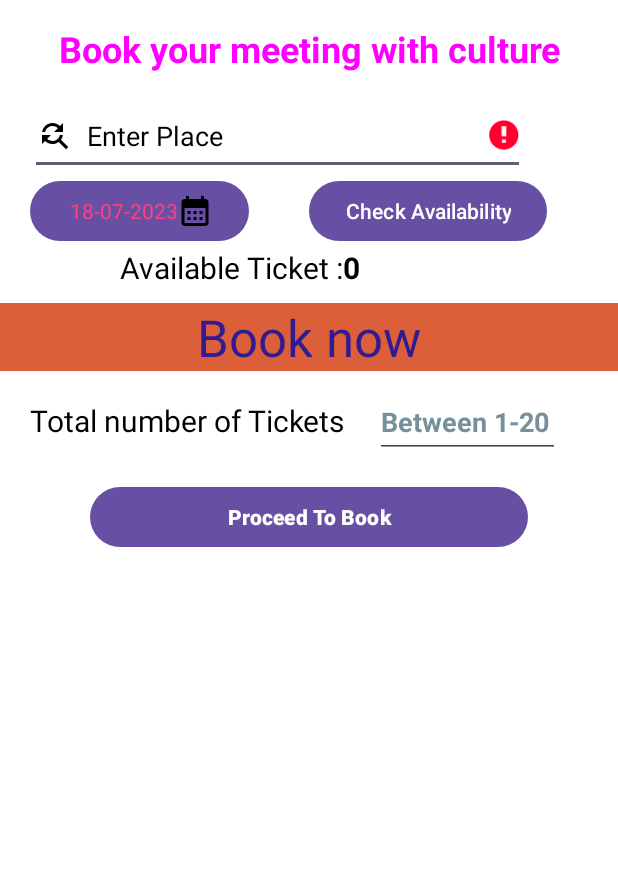
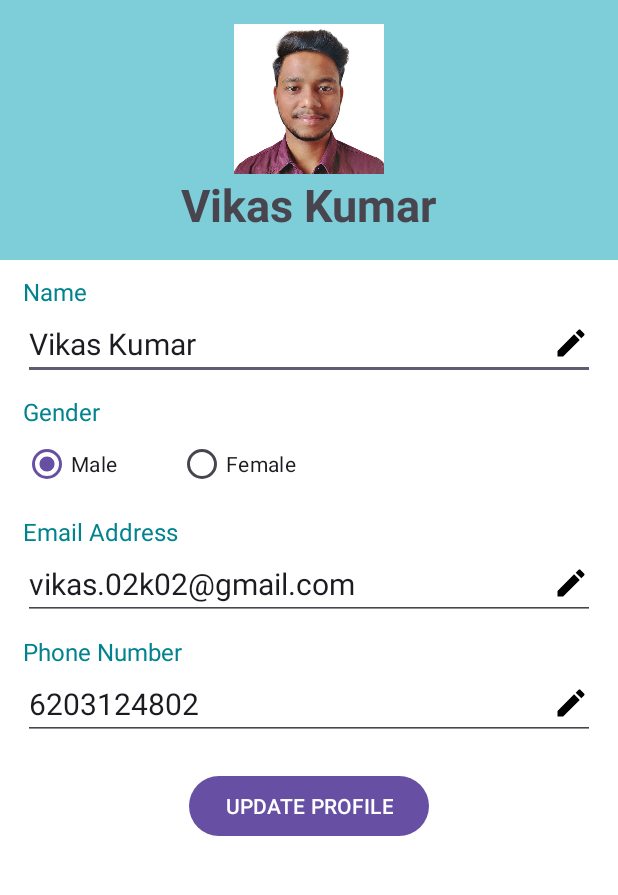
Before and after one commit to vikas02k02/My-Heritage-QR, an Android app: the ticket screen opened directly, with no data from a screen before it, in the side drawer, after a tap on "My Account", on a phone screen of 412 x 824 dp, the part 96-991 px from its top. Run offline under Robolectric (Android 15) with nearby library versions, the phone set to English and light mode, and no system bars.

Commit message:
my account fragment added and qr code data encrypted

```diff
--- a/app/src/main/java/com/vikas/qr/F_changePassword.java
+++ b/app/src/main/java/com/vikas/qr/F_changePassword.java
@@ -45,6 +45,9 @@ public class F_changePassword extends Fragment {
                 Et_newPassword.setError("Same as current Password");
             } else {
                 data.setPassword(newP);
+                Et_currentPassword.setText("");
+                Et_newPassword.setText("");
+                Et_confirmPassword.setText("");
                 Toast.makeText(getActivity(),"Password Changed Successfully",Toast.LENGTH_LONG).show();
             }
         });
--- /dev/null
+++ b/app/src/main/java/com/vikas/qr/F_myAccount.java
@@ -0,0 +1,67 @@
+package com.vikas.qr;
+
+import android.os.Bundle;
+import android.view.LayoutInflater;
+import android.view.View;
+import android.view.ViewGroup;
+import android.widget.Button;
+import android.widget.EditText;
+import android.widget.RadioButton;
+import android.widget.TextView;
+import android.widget.Toast;
+
+import androidx.fragment.app.Fragment;
+
+
+public class F_myAccount extends Fragment {
+    EditText Et_name , Et_email,Et_phone ;
+    Button Btn_update;
+    RadioButton rb_male ,rb_female;
+
+
+    public F_myAccount() {
+        // Required empty public constructor
+    }
+
+
+    @Override
+    public View onCreateView(LayoutInflater inflater, ViewGroup container,
+                             Bundle savedInstanceState) {
+        View view =inflater.inflate(R.layout.fragment_f_my_account, container, false);
+        rb_male=view.findViewById(R.id.rb_male);
+        rb_female=view.findViewById(R.id.rb_female);
+        rb_male.setChecked(data.getMaleStatus());
+        rb_female.setChecked(data.getFemaleStatus());
+        TextView Tv_name =view.findViewById(R.id.tv_name);
+        Tv_name.setText(data.getname());
+        Et_name=view.findViewById(R.id.et_name);
+        Et_name.setText(data.getname());
+        Et_email=view.findViewById(R.id.et_email);
+        Et_email.setText(data.getEmail());
+        Et_phone=view.findViewById(R.id.et_phone);
+        Et_phone.setText(data.getPhone());
+        Btn_update=view.findViewById(R.id.btn_updateProfile);
+
+
+        Btn_update.setOnClickListener(v -> {
+            data.setName(Et_name.getText().toString());
+            data.setEmail(Et_email.getText().toString());
+            data.setPhone(Et_phone.getText().toString());
+            data.setMaleStatus(rb_male.isChecked());
+            data.setFemaleStatus(rb_female.isChecked());
+            Tv_name.setText(data.getname());
+            Et_name.setText(data.getname());
+            Et_email.setText(data.getEmail());
+            Et_phone.setText(data.getPhone());
+            rb_male.setChecked(data.getMaleStatus());
+            rb_female.setChecked(data.getFemaleStatus());
+            Toast.makeText(getActivity(), "Account Details Updated", Toast.LENGTH_SHORT).show();
+
+        });
+
+
+
+        // Inflate the layout for this fragment
+        return view;
+    }
+}
--- a/app/src/main/java/com/vikas/qr/data.java
+++ b/app/src/main/java/com/vikas/qr/data.java
@@ -3,14 +3,50 @@ package com.vikas.qr;
 public class data {
     static String Password ="admin";
     static String Username ="admin";
+    static String Name ="Vikas Kumar";
+    static String Email ="vikas.02k02@gmail.com";
+    static String Phone="6203124802";
+    static boolean maleRB =true;
+    static boolean femaleRB =false;
 
     public static String  getPassword(){
         return Password;
     }
+    public static boolean  getMaleStatus(){
+        return maleRB;
+    }
+    public static boolean  getFemaleStatus(){
+        return femaleRB;
+    }
     public static String  getUsername(){
         return Username;
     }
+    public static String  getname(){return Name;}
+    public static String  getEmail(){
+        return Email;
+    }
+    public static String  getPhone(){
+        return Phone;
+    }
+
     public static void setPassword(String password){
         Password=password;
     }
+    public static void setUsername(String username){
+        Username=username;
+    }
+    public static void setName(String name){
+        Name=name;
+    }
+    public static void setEmail(String email){
+        Email=email;
+    }
+    public static void setPhone(String phone){Phone=phone;}
+    public static void  setMaleStatus(boolean male ){
+        maleRB= male;
+    }
+    public static void  setFemaleStatus(boolean female){
+        femaleRB= female;
+    }
+
 }
--- a/app/src/main/java/com/vikas/qr/ticket.java
+++ b/app/src/main/java/com/vikas/qr/ticket.java
@@ -39,7 +39,7 @@ public class ticket extends AppCompatActivity {
                 loadFragment(new F_home());
                 Toast.makeText(ticket.this, "Home Fragment invoked", Toast.LENGTH_SHORT).show();
             } else if (id==R.id.myAccount) {
-//                    loadFragment(new F_myAccount());
+                    loadFragment(new F_myAccount());
                 Toast.makeText(ticket.this, "My Account Fragment invoked", Toast.LENGTH_SHORT).show();
             }else if (id==R.id.notification_setting) {
                 Toast.makeText(ticket.this, "Notification Fragment invoked", Toast.LENGTH_SHORT).show();
@@ -47,6 +47,7 @@ public class ticket extends AppCompatActivity {
                 loadFragment(new F_changePassword());
                 Toast.makeText(ticket.this, "Password Fragment invoked", Toast.LENGTH_SHORT).show();
             }else if (id==R.id.about_us) {
+                loadFragment(new F_aboutUs());
                 Toast.makeText(ticket.this, "About us Fragment invoked", Toast.LENGTH_SHORT).show();
             }else if (id==R.id.feedback) {
                 loadFragment(new F_feedback());
--- /dev/null
+++ b/app/src/main/res/drawable/baseline_mode_edit_24.xml
@@ -0,0 +1,5 @@
+<vector android:height="24dp" android:tint="#000000"
+    android:viewportHeight="24" android:viewportWidth="24"
+    android:width="24dp" xmlns:android="http://schemas.android.com/apk/res/android">
+    <path android:fillColor="@android:color/white" android:pathData="M3,17.25V21h3.75L17.81,9.94l-3.75,-3.75L3,17.25zM20.71,7.04c0.39,-0.39 0.39,-1.02 0,-1.41l-2.34,-2.34c-0.39,-0.39 -1.02,-0.39 -1.41,0l-1.83,1.83 3.75,3.75 1.83,-1.83z"/>
+</vector>
--- a/app/src/main/res/layout/fragment_f_changepassword.xml
+++ b/app/src/main/res/layout/fragment_f_changepassword.xml
@@ -94,7 +94,7 @@
             android:ems="10"
             android:hint="abcd1234"
             android:importantForAutofill="no"
-            android:inputType="text"
+            android:inputType="textPassword"
             android:maxHeight="49dp"
             android:textColor="@color/black"
             android:textColorHint="#0277BD"
@@ -128,7 +128,7 @@
             android:ems="10"
             android:hint="abcd1234"
             android:importantForAutofill="no"
-            android:inputType="text"
+            android:inputType="textPassword"
             android:maxHeight="49dp"
             android:textColor="@color/black"
             android:textColorHint="#0277BD"
--- /dev/null
+++ b/app/src/main/res/layout/fragment_f_my_account.xml
@@ -0,0 +1,150 @@
+<?xml version="1.0" encoding="utf-8"?>
+<LinearLayout xmlns:android="http://schemas.android.com/apk/res/android"
+    xmlns:tools="http://schemas.android.com/tools"
+    android:layout_width="match_parent"
+    android:layout_height="match_parent"
+    android:orientation="vertical"
+    android:background="@color/white"
+    tools:context=".F_myAccount">
+
+    <LinearLayout
+        android:layout_width="match_parent"
+        android:layout_height="173dp"
+        android:background="#7DCED8"
+        android:gravity="center"
+        android:orientation="vertical">
+
+        <ImageView
+            android:layout_width="100dp"
+            android:layout_height="100dp"
+            android:src="@drawable/pic"
+            android:importantForAccessibility="no" />
+
+        <TextView
+            android:id="@+id/tv_name"
+            android:layout_width="wrap_content"
+            android:layout_height="wrap_content"
+            android:text="@string/vikas_kumar"
+            android:textSize="30sp"
+            android:textStyle="bold" />
+    </LinearLayout>
+
+    <TextView
+        android:id="@+id/textView6"
+        android:layout_width="wrap_content"
+        android:layout_height="wrap_content"
+        android:layout_marginStart="15dp"
+        android:layout_marginTop="10dp"
+        android:text="Name"
+        android:textColor="#00838F"
+        android:textSize="16sp"
+        tools:ignore="HardcodedText" />
+
+    <EditText
+        android:id="@+id/et_name"
+        android:layout_width="match_parent"
+        android:layout_height="wrap_content"
+        android:layout_marginStart="15dp"
+        android:layout_marginEnd="15dp"
+        android:ems="10"
+        android:inputType="text"
+        android:textSize="20sp"
+        android:drawableEnd="@drawable/baseline_mode_edit_24"
+        tools:ignore="LabelFor,SpeakableTextPresentCheck,VisualLintTextFieldSize"
+        android:importantForAutofill="no" />
+
+    <TextView
+        android:id="@+id/textView7"
+        android:layout_width="wrap_content"
+        android:layout_height="wrap_content"
+        android:layout_marginStart="15dp"
+        android:layout_marginTop="10dp"
+        android:text="Gender"
+        android:textColor="#00838F"
+        android:textSize="16sp"
+        tools:ignore="HardcodedText" />
+    <RadioGroup
+        android:id="@+id/radio_group"
+        android:layout_width="wrap_content"
+        android:orientation="horizontal"
+        android:layout_marginStart="15dp"
+        android:layout_height="wrap_content">
+
+        <RadioButton
+            android:id="@+id/rb_male"
+            android:layout_width="wrap_content"
+            android:layout_height="wrap_content"
+            android:text="Male"
+            tools:ignore="HardcodedText" />
+
+        <RadioButton
+            android:id="@+id/rb_female"
+            android:layout_width="wrap_content"
+            android:layout_height="wrap_content"
+            android:layout_marginStart="40dp"
+            android:text="Female"
+            tools:ignore="HardcodedText" />
+    </RadioGroup>
+
+
+    <TextView
+        android:id="@+id/textView8"
+        android:layout_width="wrap_content"
+        android:layout_height="wrap_content"
+        android:layout_marginStart="15dp"
+        android:layout_marginTop="10dp"
+        android:text="Email Address"
+        android:textColor="#00838F"
+        android:textSize="16sp"
+        tools:ignore="HardcodedText" />
+
+    <EditText
+        android:id="@+id/et_email"
+        android:layout_width="match_parent"
+        android:layout_height="wrap_content"
+        android:layout_marginStart="15dp"
+        android:layout_marginEnd="15dp"
+        android:ems="10"
+        android:inputType="textEmailAddress"
+        android:textSize="20sp"
+        android:digits="qwertyuiopasdfghjklzxcvbnm@."
+        android:drawableEnd="@drawable/baseline_mode_edit_24"
+        tools:ignore="LabelFor,SpeakableTextPresentCheck,VisualLintTextFieldSize"
+        android:importantForAutofill="no" />
+
+    <TextView
+        android:id="@+id/textView9"
+        android:layout_width="wrap_content"
+        android:layout_height="wrap_content"
+        android:layout_marginStart="15dp"
+        android:layout_marginTop="10dp"
+        android:text="Phone Number"
+        android:textColor="#00838F"
+        android:textSize="16sp"
+        tools:ignore="HardcodedText" />
+
+    <EditText
+        android:id="@+id/et_phone"
+        android:layout_width="match_parent"
+        android:layout_height="wrap_content"
+        android:layout_marginStart="15dp"
+        android:layout_marginEnd="15dp"
+        android:ems="10"
+        android:maxLength="10"
+        android:digits="0123456789"
+        android:textSize="20sp"
+        android:drawableEnd="@drawable/baseline_mode_edit_24"
+        tools:ignore="LabelFor,SpeakableTextPresentCheck,TextFields,VisualLintTextFieldSize"
+        android:importantForAutofill="no" />
+
+    <Button
+        android:id="@+id/btn_updateProfile"
+        android:layout_width="wrap_content"
+        android:layout_height="wrap_content"
+        android:layout_gravity="center"
+        android:layout_marginTop="20dp"
+        android:text="UPDATE PROFILE"
+        tools:ignore="HardcodedText" />
+
+
+</LinearLayout>
--- a/app/src/main/res/layout/lt_header.xml
+++ b/app/src/main/res/layout/lt_header.xml
@@ -18,7 +18,7 @@
         android:importantForAccessibility="no" />
 
     <TextView
-        android:id="@+id/textView9"
+        android:id="@+id/accountHolder"
         android:layout_width="wrap_content"
         android:layout_height="wrap_content"
         android:layout_gravity="center"
--- a/app/src/main/res/values/strings.xml
+++ b/app/src/main/res/values/strings.xml
@@ -38,5 +38,7 @@
     <string name="copyright_u00a9_2023_vikas02k02">Copyright © 2023 -vikas02k02</string>
     <string name="please_rate_us_to_improve_your_experience">Please rate us to improve your experience</string>
     <string name="submit">Submit</string>
+    <string name="about_us">ABOUT US</string>
+    <string name="version_1_0">Version 1.0</string>
 
 </resources>
```
Also changed, not shown: app/src/main/java/com/vikas/qr/F_aboutUs.java (added, +25 -0 lines), app/src/main/java/com/vikas/qr/F_payment.java (+8 -5 lines), app/src/main/res/layout/fragment_f_about_us.xml (added, +37 -0 lines).
